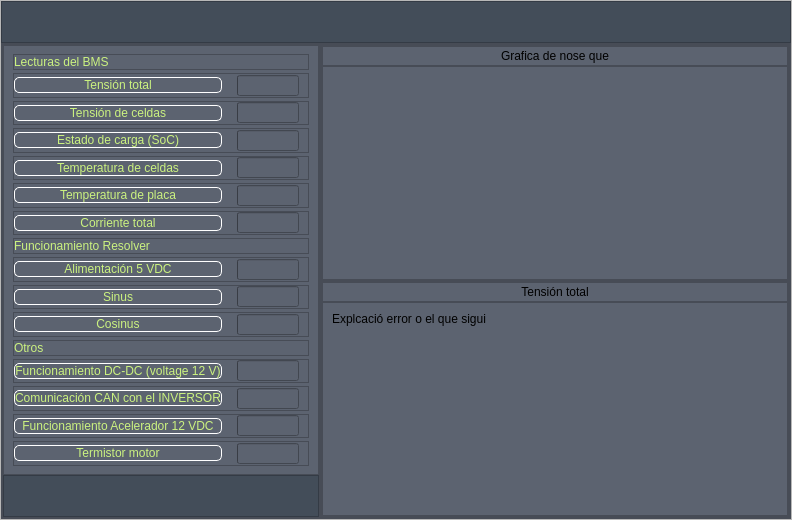
Old version of the form UI/Interficie1.1.ui in the repository AlbertSumalla/BatteryTester.
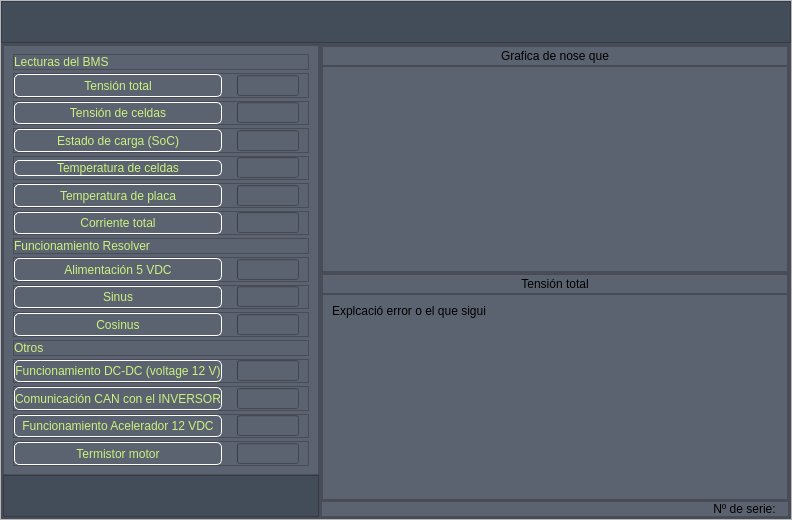
New version of the form. Icons and pictures are not drawn.

Patch:
```diff
--- a/UI/Interficie1.1.ui
+++ b/UI/Interficie1.1.ui
@@ -459,6 +459,12 @@
                    </property>
                    <item>
                     <widget class="QPushButton" name="bt_1">
+                     <property name="sizePolicy">
+                      <sizepolicy hsizetype="Minimum" vsizetype="Preferred">
+                       <horstretch>0</horstretch>
+                       <verstretch>0</verstretch>
+                      </sizepolicy>
+                     </property>
                      <property name="text">
                       <string>Tensión total</string>
                      </property>
@@ -643,6 +649,12 @@
                    </property>
                    <item>
                     <widget class="QPushButton" name="bt_2">
+                     <property name="sizePolicy">
+                      <sizepolicy hsizetype="Minimum" vsizetype="Preferred">
+                       <horstretch>0</horstretch>
+                       <verstretch>0</verstretch>
+                      </sizepolicy>
+                     </property>
                      <property name="text">
                       <string>Tensión de celdas</string>
                      </property>
@@ -821,6 +833,12 @@
                    </property>
                    <item>
                     <widget class="QPushButton" name="bt_3">
+                     <property name="sizePolicy">
+                      <sizepolicy hsizetype="Minimum" vsizetype="Preferred">
+                       <horstretch>0</horstretch>
+                       <verstretch>0</verstretch>
+                      </sizepolicy>
+                     </property>
                      <property name="text">
                       <string>Estado de carga (SoC)</string>
                      </property>
@@ -1177,6 +1195,12 @@
                    </property>
                    <item>
                     <widget class="QPushButton" name="bt_5">
+                     <property name="sizePolicy">
+                      <sizepolicy hsizetype="Minimum" vsizetype="Preferred">
+                       <horstretch>0</horstretch>
+                       <verstretch>0</verstretch>
+                      </sizepolicy>
+                     </property>
                      <property name="text">
                       <string>Temperatura de placa</string>
                      </property>
@@ -1355,6 +1379,12 @@
                    </property>
                    <item>
                     <widget class="QPushButton" name="bt_6">
+                     <property name="sizePolicy">
+                      <sizepolicy hsizetype="Minimum" vsizetype="Preferred">
+                       <horstretch>0</horstretch>
+                       <verstretch>0</verstretch>
+                      </sizepolicy>
+                     </property>
                      <property name="text">
                       <string>Corriente total</string>
                      </property>
@@ -1573,6 +1603,12 @@
                    </property>
                    <item>
                     <widget class="QPushButton" name="bt_7">
+                     <property name="sizePolicy">
+                      <sizepolicy hsizetype="Minimum" vsizetype="Preferred">
+                       <horstretch>0</horstretch>
+                       <verstretch>0</verstretch>
+                      </sizepolicy>
+                     </property>
                      <property name="text">
                       <string>Alimentación 5 VDC</string>
                      </property>
@@ -1751,6 +1787,12 @@
                    </property>
                    <item>
                     <widget class="QPushButton" name="bt_8">
+                     <property name="sizePolicy">
+                      <sizepolicy hsizetype="Minimum" vsizetype="Preferred">
+                       <horstretch>0</horstretch>
+                       <verstretch>0</verstretch>
+                      </sizepolicy>
+                     </property>
                      <property name="text">
                       <string>Sinus</string>
                      </property>
@@ -1929,6 +1971,12 @@
                    </property>
                    <item>
                     <widget class="QPushButton" name="bt_9">
+                     <property name="sizePolicy">
+                      <sizepolicy hsizetype="Minimum" vsizetype="Preferred">
+                       <horstretch>0</horstretch>
+                       <verstretch>0</verstretch>
+                      </sizepolicy>
+                     </property>
                      <property name="text">
                       <string>Cosinus</string>
                      </property>
@@ -2147,6 +2195,12 @@
                    </property>
                    <item>
                     <widget class="QPushButton" name="bt_10">
+                     <property name="sizePolicy">
+                      <sizepolicy hsizetype="Minimum" vsizetype="Preferred">
+                       <horstretch>0</horstretch>
+                       <verstretch>0</verstretch>
+                      </sizepolicy>
+                     </property>
                      <property name="text">
                       <string>Funcionamiento DC-DC (voltage 12 V)</string>
                      </property>
@@ -2334,6 +2388,12 @@
                    </property>
                    <item>
                     <widget class="QPushButton" name="bt_11">
+                     <property name="sizePolicy">
+                      <sizepolicy hsizetype="Minimum" vsizetype="Preferred">
+                       <horstretch>0</horstretch>
+                       <verstretch>0</verstretch>
+                      </sizepolicy>
+                     </property>
                      <property name="text">
                       <string>Comunicación CAN con el INVERSOR</string>
                      </property>
@@ -2521,6 +2581,12 @@
                    </property>
                    <item>
                     <widget class="QPushButton" name="bt_12">
+                     <property name="sizePolicy">
+                      <sizepolicy hsizetype="Minimum" vsizetype="Preferred">
+                       <horstretch>0</horstretch>
+                       <verstretch>0</verstretch>
+                      </sizepolicy>
+                     </property>
                      <property name="text">
                       <string>Funcionamiento Acelerador 12 VDC</string>
                      </property>
@@ -2699,6 +2765,12 @@
                    </property>
                    <item>
                     <widget class="QPushButton" name="bt_13">
+                     <property name="sizePolicy">
+                      <sizepolicy hsizetype="Minimum" vsizetype="Preferred">
+                       <horstretch>0</horstretch>
+                       <verstretch>0</verstretch>
+                      </sizepolicy>
+                     </property>
                      <property name="text">
                       <string>Termistor motor</string>
                      </property>
@@ -5381,6 +5453,40 @@
                </layout>
               </widget>
              </item>
+             <item>
+              <widget class="QFrame" name="frame_der_inf2">
+               <property name="layoutDirection">
+                <enum>Qt::LeftToRight</enum>
+               </property>
+               <property name="styleSheet">
+                <string notr="true"/>
+               </property>
+               <property name="frameShape">
+                <enum>QFrame::StyledPanel</enum>
+               </property>
+               <property name="frameShadow">
+                <enum>QFrame::Raised</enum>
+               </property>
+               <layout class="QHBoxLayout" name="horizontalLayout_118">
+                <property name="topMargin">
+                 <number>0</number>
+                </property>
+                <property name="bottomMargin">
+                 <number>0</number>
+                </property>
+                <item>
+                 <widget class="QLabel" name="label_serie">
+                  <property name="text">
+                   <string>Nº de serie: </string>
+                  </property>
+                  <property name="alignment">
+                   <set>Qt::AlignRight|Qt::AlignTrailing|Qt::AlignVCenter</set>
+                  </property>
+                 </widget>
+                </item>
+               </layout>
+              </widget>
+             </item>
             </layout>
            </widget>
           </item>
```
Left out of the diff: 2 changed lines with no effect on the pictures.
